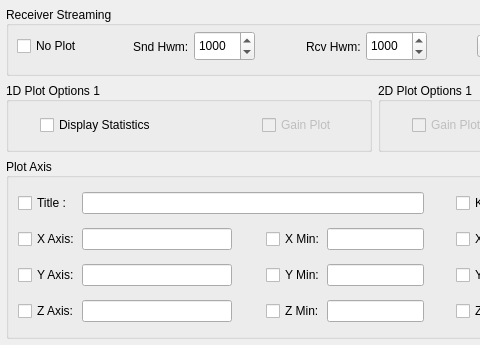
Old version of the form slsDetectorGui/forms/form_tab_plot.ui in the repository slsdetectorgroup/slsDetectorPackage; both pictures show x 0 to 480 and y 0 to 345 of the 775 by 345 pixel window.
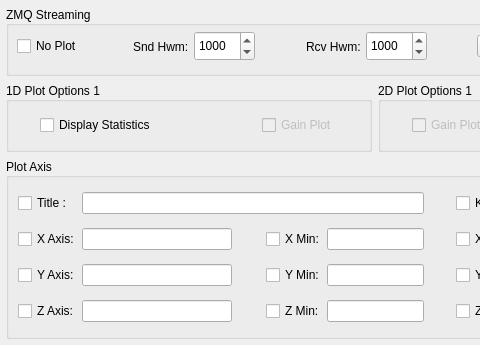
New version of the form. Icons and pictures are not drawn.

Diff of the .ui file:
```diff
--- a/slsDetectorGui/forms/form_tab_plot.ui
+++ b/slsDetectorGui/forms/form_tab_plot.ui
@@ -2008,7 +2008,7 @@
       <string>&lt;html&gt;&lt;head/&gt;&lt;body&gt;&lt;p&gt;Sets the pace at which the receiver streams out images. Images in between the timeout or frequency are not sent out.&lt;br/&gt;&lt;br/&gt;&lt;span style=&quot; font-weight:600;&quot;&gt;Time Interval&lt;/span&gt;: Streaming time interval when an image should be streamed. &lt;br/&gt;&lt;span style=&quot; font-weight:600;&quot;&gt;Every nth Image&lt;/span&gt;: Only every nth image is streamed. &lt;/p&gt;&lt;p&gt;&lt;br/&gt;&lt;/p&gt;&lt;p&gt;&lt;br/&gt;&lt;/p&gt;&lt;/body&gt;&lt;/html&gt;</string>
      </property>
      <property name="title">
-      <string>Receiver Streaming</string>
+      <string>ZMQ Streaming</string>
      </property>
      <property name="alignment">
       <set>Qt::AlignLeading|Qt::AlignLeft|Qt::AlignVCenter</set>
```
